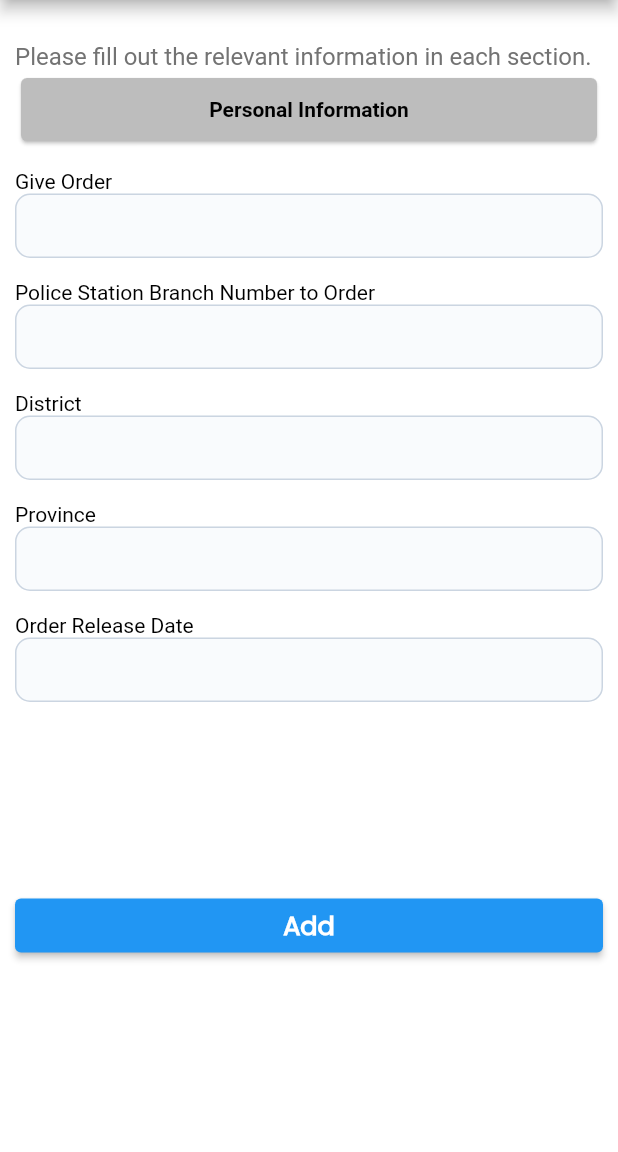
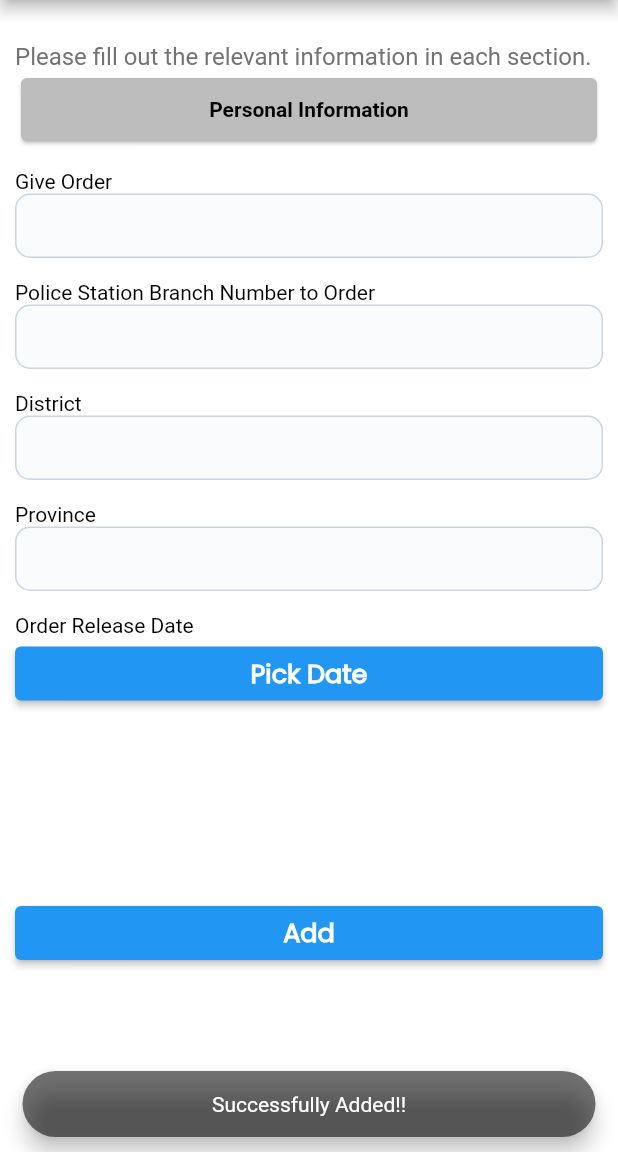
Before and after one commit to AmnaZafar43/CS27_Crime_Detection, a Flutter app: the ReleaseOrder screen opened directly, after a tap on "Add", on a phone screen of 412 x 824 dp, the part 84-1236 px from its top. Run offline on Flutter 3.47's test engine with Material 2 defaults, Android fonts, the phone set to English and light mode, and no system bars; our stand-ins replace cloud_firestore, firebase_auth, firebase_core; accounts and stored records are empty; Roboto replaces fonts that are missing (Gilroy-Medium).

Commit message:
Complete Release Order Module
This commit adds functionality for higher authority to release order to any police station

```diff
--- a/crime_detection/lib/main.dart
+++ b/crime_detection/lib/main.dart
@@ -7,10 +7,12 @@ import 'package:crime_detection/windows/fir_details.dart';
 import 'package:crime_detection/windows/liscense_applied.dart';
 import 'package:crime_detection/windows/liscense_information.dart';
 import 'package:crime_detection/windows/officer_details.dart';
+import 'package:crime_detection/windows/release_order.dart';
 import 'package:crime_detection/windows/report_crime.dart';
 import 'package:crime_detection/windows/update_station.dart';
 import 'package:crime_detection/windows/view_criminal.dart';
 import 'package:crime_detection/windows/view_officer.dart';
+import 'package:crime_detection/windows/view_order.dart';
 import 'package:crime_detection/windows/view_station.dart';
 import 'package:flutter/material.dart';
 import 'package:firebase_core/firebase_core.dart';
@@ -41,7 +43,7 @@ class MyApp extends StatelessWidget {
         scaffoldBackgroundColor: const Color.fromARGB(255, 255, 255, 255),
       ),
       // call the screen here which you want to run first
-      home:  const ViewStation(),
+      home:  const ViewOrder(),
     );
   }
 }
--- a/crime_detection/lib/windows/release_order.dart
+++ b/crime_detection/lib/windows/release_order.dart
@@ -1,11 +1,43 @@
+import 'package:cloud_firestore/cloud_firestore.dart';
 import 'package:crime_detection/windows/fir_details.dart';
 import 'package:flutter/material.dart';
 
-class ReleaseOrder extends StatelessWidget {
+import '../utils/toast.dart';
+
+class ReleaseOrder extends StatefulWidget {
   const ReleaseOrder({super.key});
 
   @override
+  State<ReleaseOrder> createState() => _ReleaseOrderState();
+}
+
+class _ReleaseOrderState extends State<ReleaseOrder> {
+// this create a new collection name criminals to firebase
+  final fireStore = FirebaseFirestore.instance.collection('Orders');
+// initializing all controllers of text field
+  final TextEditingController _giveOrder = TextEditingController();
+
+  final TextEditingController _branchNumberToOrder = TextEditingController();
+
+  final TextEditingController _district = TextEditingController();
+
+  final TextEditingController _province = TextEditingController();
+  DateTime? dateTime;
+  @override
   Widget build(BuildContext context) {
+    void _datePicker() async {
+      DateTime? dt = await showDatePicker(
+          context: context,
+          initialDate: DateTime.now(),
+          firstDate: DateTime(2000),
+          lastDate: DateTime(2025));
+      if (dt != null) {
+        setState(() {
+          dateTime = dt;
+        });
+      }
+    }
+
     return Scaffold(
       appBar: AppBar(
         backgroundColor: Color(0xFF52B6DF),
@@ -60,6 +92,7 @@ class ReleaseOrder extends StatelessWidget {
                 style: TextStyle(color: Colors.black),
               ),
               TextField(
+                controller: _giveOrder,
                 style: TextStyle(color: Colors.black),
                 decoration: InputDecoration(
                   isDense: true,
@@ -85,6 +118,7 @@ class ReleaseOrder extends StatelessWidget {
                 style: TextStyle(color: Colors.black),
               ),
               TextField(
+                controller: _branchNumberToOrder,
                 style: TextStyle(color: Colors.black),
                 decoration: InputDecoration(
                   isDense: true,
@@ -110,6 +144,7 @@ class ReleaseOrder extends StatelessWidget {
                 style: TextStyle(color: Colors.black),
               ),
               TextField(
+                controller: _district,
                 style: TextStyle(color: Colors.black),
                 decoration: InputDecoration(
                   isDense: true,
@@ -135,6 +170,7 @@ class ReleaseOrder extends StatelessWidget {
                 style: TextStyle(color: Colors.black),
               ),
               TextField(
+                controller: _province,
                 style: TextStyle(color: Colors.black),
                 decoration: InputDecoration(
                   isDense: true,
@@ -159,31 +195,58 @@ class ReleaseOrder extends StatelessWidget {
                 textAlign: TextAlign.justify,
                 style: TextStyle(color: Colors.black),
               ),
-              TextField(
-                style: TextStyle(color: Colors.black),
-                decoration: InputDecoration(
-                  isDense: true,
-                  contentPadding: EdgeInsets.all(12),
-                  labelStyle: TextStyle(
-                    color: Colors.black,
+              ElevatedButton(
+                // this button calls _datePicker function which shows us calender to pick date
+                onPressed: _datePicker,
+                child: const Text(
+                  // sets decoration like color, font style etc
+                  'Pick Date',
+                  style: TextStyle(
+                    color: Colors.white,
+                    fontSize: 17,
                     fontFamily: 'Poppins',
-                    // fontWeight: FontWeight.w400,
-                    letterSpacing: 0.20,
+                    fontWeight: FontWeight.w600,
+                    height: 1.5,
                   ),
-                  enabledBorder: OutlineInputBorder(
-                    borderSide: BorderSide(color: Color(0xFFCBD5E1)),
-                    borderRadius: BorderRadius.circular(10),
-                  ),
-                  filled: true,
-                  fillColor: Color(0x66F1F5F9),
                 ),
               ),
               SizedBox(height: 125),
               ElevatedButton(
                 onPressed: () {
-                  // Add functionality for the button
+                  try {
+                    // generate unique id
+                    String id =
+                        DateTime.now().millisecondsSinceEpoch.toString();
+                    // adds the data to firebase with collection name criminals as above written
+                    print(dateTime.toString());
+                    fireStore.doc(id).set({
+                      // _firstName controller stores the name that is added in the text field
+                      'Give Order': _giveOrder.text.toString(),
+                      'Police Station Branch Number to Order':
+                          _branchNumberToOrder.text.toString(),
+                      'District': _district.text.toString(),
+                      'Province': _province.text.toString(),
+                      'Order Release Date': dateTime.toString(),
+                      'id': id,
+                      // createAt,updateAt,active shows the date and time when table is created and active shows the table is active or in use or not.
+                      'createAt': DateTime.now(),
+                      'updateAt': DateTime.now(),
+                      'active': true,
+                    }).then((value) {
+                      Utils().showToast(context, 'Successfully Added!!');
+                    }).onError((error, stackTrace) {
+                      // show toast shows the mssg on bottom of screen
+                      Utils().showToast(context, error.toString());
+                    });
+                  } catch (e) {
+                    // throws exception if data not added successfully
+                    Utils().showToast(
+                      context,
+                      e.toString(),
+                    );
+                  }
                 },
-                child: Text(
+                child: const Text(
                   'Add',
                   style: TextStyle(
                     color: Colors.white,
--- /dev/null
+++ b/crime_detection/lib/windows/view_order.dart
@@ -0,0 +1,111 @@
+import 'package:cloud_firestore/cloud_firestore.dart';
+import 'package:crime_detection/windows/criminal_details.dart';
+import 'package:crime_detection/windows/officer_added.dart';
+import 'package:crime_detection/windows/officer_details.dart';
+import 'package:crime_detection/windows/order_details.dart';
+import 'package:flutter/material.dart';
+
+class ViewOrder extends StatefulWidget {
+  const ViewOrder({super.key});
+
+  @override
+  State<ViewOrder> createState() => _ViewOrderState();
+}
+
+class _ViewOrderState extends State<ViewOrder> {
+  // bool _isLoading = false;
+  final fireStore = FirebaseFirestore.instance.collection('Orders').snapshots();
+  @override
+  Widget build(BuildContext context) {
+    return Scaffold(
+      appBar: AppBar(
+        backgroundColor: const Color(0xFF52B6DF),
+        title: const Text('View Order'),
+        centerTitle: true,
+        leading: IconButton(
+          color: Colors.white,
+          icon: const Icon(Icons.arrow_back),
+          onPressed: () {
+            // Navigator.push(context,
+            //     MaterialPageRoute(builder: (context) => const SelectCrime()));
+          },
+        ),
+      ),
+      body: Column(
+        children: [
+          StreamBuilder<QuerySnapshot>(
+            stream: fireStore,
+            builder:
+                (BuildContext context, AsyncSnapshot<QuerySnapshot> snapshot) {
+              if (snapshot.connectionState == ConnectionState.waiting) {
+                return const Center(child: CircularProgressIndicator());
+              }
+              if (snapshot.hasError) {
+                return Text(snapshot.error.toString());
+              }
+              return Expanded(
+                child: ListView.builder(
+                  itemCount: snapshot.data!.docs.length,
+                  itemBuilder: (context, position) {
+                    return Card(
+                      color: Colors.grey.shade400,
+                      child: ListTile(
+                        title: Text(
+                          snapshot.data!.docs[position]['Give Order']
+                              .toString(),
+                          style: const TextStyle(
+                            color: Colors.white,
+                          ),
+                        ),
+                        subtitle: Text(
+                          snapshot.data!.docs[position]['District'].toString(),
+                          style: const TextStyle(
+                            color: Colors.red,
+                          ),
+                        ),
+                        trailing: const Text(
+                          ('View Details'),
+                          style: TextStyle(
+                            color: Color.fromARGB(255, 246, 21, 4),
+                          ),
+                        ),
+                        onTap: () {
+                          Navigator.push(
+                              context,
+                              MaterialPageRoute(
+                                  builder: (context) => OrderDetails(
+                                        giveOrder: snapshot
+                                            .data!.docs[position]['Give Order']
+                                            .toString(),
+                                        branchNumberToOrder: snapshot
+                                            .data!
+                                            .docs[position][
+                                                'Police Station Branch Number to Order']
+                                            .toString(),
+                                        orderReleaseDate: snapshot
+                                            .data!
+                                            .docs[position]
+                                                ['Order Release Date']
+                                            .toString(),
+                                        district: snapshot
+                                            .data!.docs[position]['District']
+                                            .toString(),
+                                        province: snapshot
+                                            .data!.docs[position]['Province']
+                                            .toString(),
+                                        id: snapshot.data!.docs[position]['id']
+                                            .toString(),
+                                      )));
+                        },
+                      ),
+                    );
+                  },
+                ),
+              );
+            },
+          ),
+        ],
+      ),
+    );
+  }
+}
```
Also changed, not shown: crime_detection/lib/windows/order_details.dart (added, +141 -0 lines), crime_detection/lib/windows/update_order.dart (deleted).
